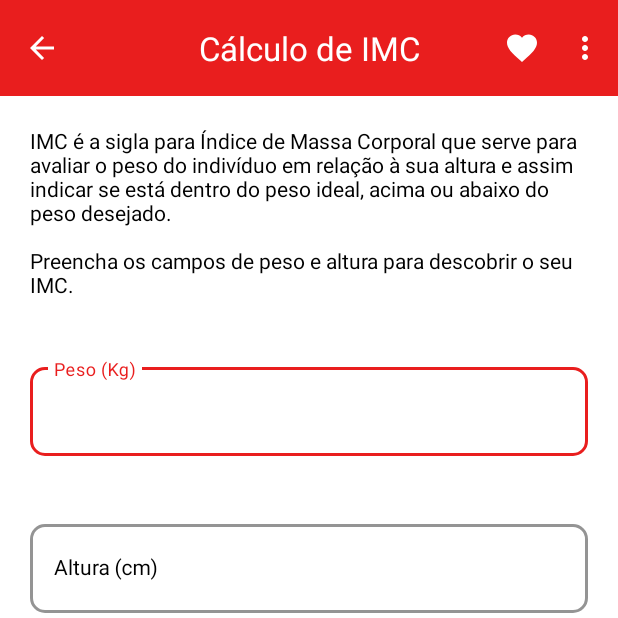
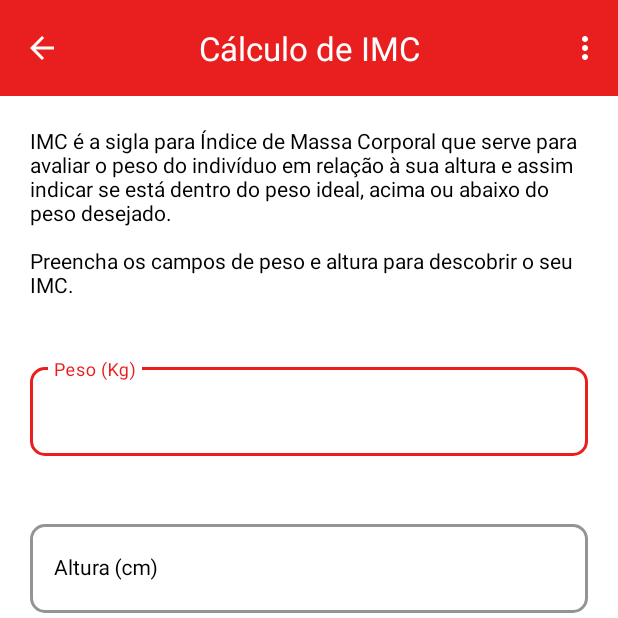
Before and after one commit to harrissondutra/APP_SejaSaudavel, an Android app: the screen it shows after launch (ImcActivity), after a tap on "IMC", on a phone screen of 412 x 824 dp, the top half of it. Run offline under Robolectric (Android 15) with nearby library versions, the light colour scheme and no system bars; our stand-ins replace Room's generated code.

Commit message:
1.0.1 - Ajustes no histórico

```diff
--- a/app/src/main/java/com/estudo/app_dietacheck/models/AppDatabase.kt
+++ b/app/src/main/java/com/estudo/app_dietacheck/models/AppDatabase.kt
@@ -22,7 +22,7 @@ abstract class AppDatabase : RoomDatabase() {
                     INSTANCE = Room.databaseBuilder(
                         context.applicationContext,
                         AppDatabase::class.java,
-                        "fitness_tracker"
+                        "fitness_tracker_db"
                     ).build()
                 }
                 INSTANCE as AppDatabase
--- a/app/src/main/java/com/estudo/app_dietacheck/models/Calc.kt
+++ b/app/src/main/java/com/estudo/app_dietacheck/models/Calc.kt
@@ -17,6 +17,9 @@ data class Calc(
     @ColumnInfo(name = "res")
     val res: Double,
 
+    @ColumnInfo(name = "classification")
+    val classification: String,
+
     @ColumnInfo(name = "createdDate")
     val createdDate: Date = Date()
 )
--- /dev/null
+++ b/app/src/main/res/drawable/baseline_save_24.xml
@@ -0,0 +1,5 @@
+<vector xmlns:android="http://schemas.android.com/apk/res/android" android:height="24dp" android:tint="#FFFFFF" android:viewportHeight="24" android:viewportWidth="24" android:width="24dp">
+
+    <path android:fillColor="@android:color/white" android:pathData="M17,3L5,3c-1.11,0 -2,0.9 -2,2v14c0,1.1 0.89,2 2,2h14c1.1,0 2,-0.9 2,-2L21,7l-4,-4zM12,19c-1.66,0 -3,-1.34 -3,-3s1.34,-3 3,-3 3,1.34 3,3 -1.34,3 -3,3zM15,9L5,9L5,5h10v4z"/>
+
+</vector>
--- /dev/null
+++ b/app/src/main/res/drawable/outline_assignment_24.xml
@@ -0,0 +1,5 @@
+<vector xmlns:android="http://schemas.android.com/apk/res/android" android:autoMirrored="true" android:height="24dp" android:tint="#FFFFFF" android:viewportHeight="960" android:viewportWidth="960" android:width="24dp">
+
+    <path android:fillColor="@android:color/white" android:pathData="M200,840Q167,840 143.5,816.5Q120,793 120,760L120,200Q120,167 143.5,143.5Q167,120 200,120L368,120Q381,84 411.5,62Q442,40 480,40Q518,40 548.5,62Q579,84 592,120L760,120Q793,120 816.5,143.5Q840,167 840,200L840,760Q840,793 816.5,816.5Q793,840 760,840L200,840ZM200,760L760,760Q760,760 760,760Q760,760 760,760L760,200Q760,200 760,200Q760,200 760,200L200,200Q200,200 200,200Q200,200 200,200L200,760Q200,760 200,760Q200,760 200,760ZM280,680L560,680L560,600L280,600L280,680ZM280,520L680,520L680,440L280,440L280,520ZM280,360L680,360L680,280L280,280L280,360ZM480,170Q493,170 501.5,161.5Q510,153 510,140Q510,127 501.5,118.5Q493,110 480,110Q467,110 458.5,118.5Q450,127 450,140Q450,153 458.5,161.5Q467,170 480,170ZM200,760Q200,760 200,760Q200,760 200,760L200,200Q200,200 200,200Q200,200 200,200L200,200Q200,200 200,200Q200,200 200,200L200,760Q200,760 200,760Q200,760 200,760L200,760Z"/>
+
+</vector>
--- a/app/src/main/res/layout/toolbar.xml
+++ b/app/src/main/res/layout/toolbar.xml
@@ -42,6 +42,7 @@
     android:layout_height="wrap_content">
 
     <com.google.android.material.appbar.AppBarLayout
+        android:id="@+id/main_appBar"
         android:layout_width="match_parent"
         android:layout_height="wrap_content"
         app:liftOnScroll="true"
--- a/app/src/main/res/menu/menu.xml
+++ b/app/src/main/res/menu/menu.xml
@@ -11,21 +11,22 @@
         />
 -->
 
-    <item
-        android:id="@+id/menu_favorite"
+ <!--   <item
+        android:id="@+id/toolbar_save"
         android:title="@string/favorite"
-        android:icon="@drawable/baseline_favorite_24"
+        android:icon="@drawable/baseline_save_24"
         android:contentDescription="@string/principal_name"
         app:showAsAction="ifRoom"
-        />
+        />-->
 
 
     <item
         android:id="@+id/menu_more"
-        android:title="@string/more"
-        android:icon="@drawable/baseline_more_vert_24"
-        android:contentDescription="@string/principal_name"
-        app:showAsAction="withText"
-        />
+        android:title="@string/list_all"
+        android:icon="@drawable/outline_assignment_24"
+        app:showAsAction="withText">
+
+    </item>
+
 
 </menu>
--- a/app/src/main/res/values/strings.xml
+++ b/app/src/main/res/values/strings.xml
@@ -19,7 +19,7 @@
     <string name="obesidade">Obesidade</string>
     <string name="obesidade_grave">Obesidade Grave</string>
     <string name="imc_response">Seu IMC é: %1$.2f</string>
-    <string name="list_response">Resultado: %1$.2f, data: %2$s</string>
+    <string name="list_response">%1$s - %2$s - IMC: %3$.2f </string>
     <string name="save">Salvar</string>
     <string name="sucess_save">Dados salvos com sucesso</string>
     <string name="list_all">Histórico IMC</string>
--- a/app/src/main/res/values/themes.xml
+++ b/app/src/main/res/values/themes.xml
@@ -5,10 +5,12 @@
         <item name="colorPrimary">@color/colorPrimary</item>
         <item name="android:textColor">@color/black</item>
         <item name="android:textColorSecondary">@color/white</item>
+        <item name="android:src">@drawable/outline_assignment_24</item>
     </style>
 
     <style name="Theme.APP_DietaCheck" parent="Base.Theme.APP_DietaCheck">
         <item name="colorPrimary">@color/colorPrimary</item>
     </style>
 
+
 </resources>
--- a/gradle/libs.versions.toml
+++ b/gradle/libs.versions.toml
@@ -1,5 +1,5 @@
 [versions]
-agp = "8.3.1"
+agp = "8.3.2"
 appcompatV7 = "28.0.0"
 kotlin = "1.9.22"
 coreKtx = "1.12.0"
```
Also changed, not shown: app/src/main/java/com/estudo/app_dietacheck/ImcActivity.kt (+5 -3 lines), app/src/main/java/com/estudo/app_dietacheck/ListCalcActivity.kt (+5 -6 lines).
